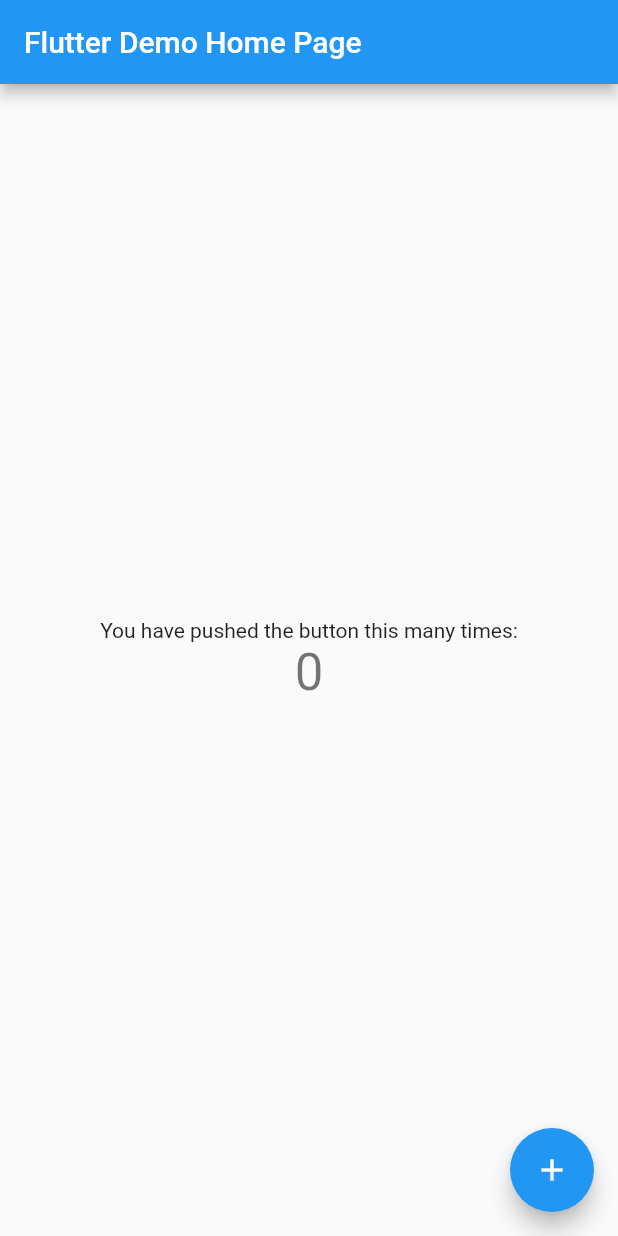
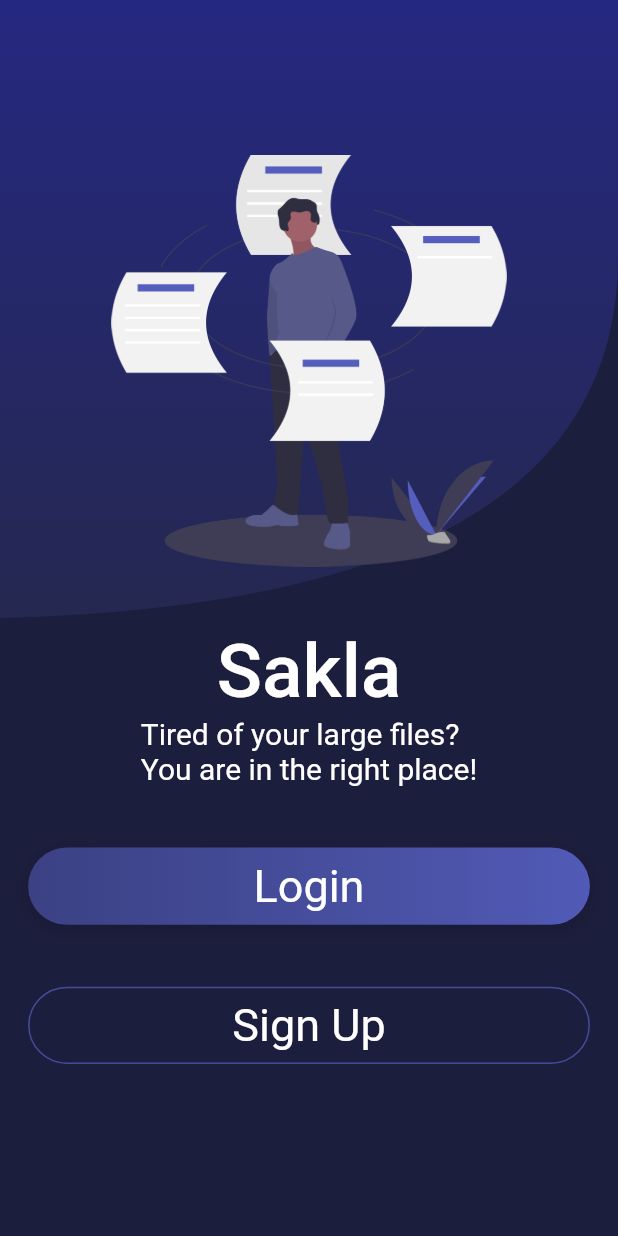
Before and after one commit to ferhatiltas/sakla-mobil, a Flutter app: the screen it shows after launch, on a phone screen of 412 x 824 dp. Run offline on Flutter 3.47's test engine with Material 2 defaults, Android fonts, the phone set to English and light mode, and no system bars.

Commit message:
add:splash screen

```diff
--- /dev/null
+++ b/analysis_options.yaml
@@ -0,0 +1 @@
+include: package:pedantic/analysis_options.yaml
--- /dev/null
+++ b/lib/core/components/bezier_container.dart
@@ -0,0 +1,50 @@
+import 'package:flutter/material.dart';
+
+class BezierContainer extends StatelessWidget {
+  @override
+  Widget build(BuildContext context) {
+    return Container(
+        child: Transform.rotate(
+      angle: 0,
+      child: ClipPath(
+        clipper: ClipPainter(),
+        child: Container(
+          height: MediaQuery.of(context).size.height * .5,
+          width: MediaQuery.of(context).size.width,
+          decoration: BoxDecoration(
+              gradient: LinearGradient(
+                  begin: Alignment.topCenter,
+                  end: Alignment.bottomCenter,
+                  colors: [Color(0xff252880), Color(0xff252850)])),
+        ),
+      ),
+    ));
+  }
+}
+
+class ClipPainter extends CustomClipper<Path> {
+  @override
+  Path getClip(Size size) {
+    var path = Path();
+    path.lineTo(0.0, size.height);
+
+    //var firstControlPoint = Offset(-10, size.height / -10);
+    //var firstEndPoint = Offset(size.width / 1.5, size.height / 1.3);
+    //path.quadraticBezierTo(firstControlPoint.dx, firstControlPoint.dy,
+    //    firstEndPoint.dx, firstEndPoint.dy);
+    var secondControlPoint = Offset(size.width, size.height - 10);
+    var secondEndPoint = Offset(size.width, size.height / 2.4);
+    path.quadraticBezierTo(secondControlPoint.dx, secondControlPoint.dy,
+        secondEndPoint.dx, secondEndPoint.dy);
+    path.lineTo(size.width, size.height);
+
+    path.lineTo(size.width, 0.0);
+    path.close();
+    return path;
+  }
+
+  @override
+  bool shouldReclip(CustomClipper<Path> oldClipper) {
+    return true;
+  }
+}
--- /dev/null
+++ b/lib/core/extension/context_extension.dart
@@ -0,0 +1,58 @@
+import 'dart:math';
+
+import 'package:flutter/material.dart';
+
+extension ContextExtension on BuildContext {
+  MediaQueryData get mediaQuery => MediaQuery.of(this);
+}
+
+extension MediaQueryExtension on BuildContext {
+  double get height => mediaQuery.size.height;
+  double get width => mediaQuery.size.width;
+
+  double get lowValue => height * 0.01;
+  double get normalValue => height * 0.02;
+  double get mediumValue => height * 0.04;
+  double get highValue => height * 0.1;
+}
+
+extension ThemeExtension on BuildContext {
+  ThemeData get theme => Theme.of(this);
+  TextTheme get textTheme => theme.textTheme;
+  ColorScheme get colors => theme.colorScheme;
+}
+
+extension PaddingExtensionAll on BuildContext {
+  EdgeInsets get paddingLow => EdgeInsets.all(lowValue);
+  EdgeInsets get paddingNormal => EdgeInsets.all(normalValue);
+  EdgeInsets get paddingMedium => EdgeInsets.all(mediumValue);
+  EdgeInsets get paddingHigh => EdgeInsets.all(highValue);
+}
+
+extension PaddingExtensionSymetric on BuildContext {
+  EdgeInsets get paddingLowVertical => EdgeInsets.symmetric(vertical: lowValue);
+  EdgeInsets get paddingNormalVertical =>
+      EdgeInsets.symmetric(vertical: normalValue);
+  EdgeInsets get paddingMediumVertical =>
+      EdgeInsets.symmetric(vertical: mediumValue);
+  EdgeInsets get paddingHighVertical =>
+      EdgeInsets.symmetric(vertical: highValue);
+
+  EdgeInsets get paddingLowHorizontal =>
+      EdgeInsets.symmetric(horizontal: lowValue);
+  EdgeInsets get paddingNormalHorizontal =>
+      EdgeInsets.symmetric(horizontal: normalValue);
+  EdgeInsets get paddingMediumHorizontal =>
+      EdgeInsets.symmetric(horizontal: mediumValue);
+  EdgeInsets get paddingHighHorizontal =>
+      EdgeInsets.symmetric(horizontal: highValue);
+}
+
+extension PageExtension on BuildContext {
+  Color get randomColor => Colors.primaries[Random().nextInt(17)];
+}
+
+extension DurationExtension on BuildContext {
+  Duration get lowDuration => Duration(milliseconds: 500);
+  Duration get normalDuration => Duration(seconds: 1);
+}
--- /dev/null
+++ b/lib/core/init/theme/theme.dart
@@ -0,0 +1,17 @@
+import 'dart:ui';
+
+import 'package:flutter/cupertino.dart';
+
+class Colors {
+  const Colors();
+
+  static const Color loginGradientStart = Color(0xff76dcf1);
+  static const Color loginGradientEnd = Color(0xff004755);
+
+  static const primaryGradient = LinearGradient(
+    colors: [loginGradientStart, loginGradientEnd],
+    stops: [0.0, 1.0],
+    begin: Alignment.topCenter,
+    end: Alignment.bottomCenter,
+  );
+}
--- a/lib/main.dart
+++ b/lib/main.dart
@@ -1,113 +1,20 @@
 import 'package:flutter/material.dart';
+import 'package:sakla/view/auth/splash_view.dart';
 
 void main() {
   runApp(MyApp());
 }
 
 class MyApp extends StatelessWidget {
-  // This widget is the root of your application.
   @override
   Widget build(BuildContext context) {
     return MaterialApp(
-      title: 'Flutter Demo',
+      debugShowCheckedModeBanner: false,
+      title: 'Sakla',
       theme: ThemeData(
-        // This is the theme of your application.
-        //
-        // Try running your application with "flutter run". You'll see the
-        // application has a blue toolbar. Then, without quitting the app, try
-        // changing the primarySwatch below to Colors.green and then invoke
-        // "hot reload" (press "r" in the console where you ran "flutter run",
-        // or simply save your changes to "hot reload" in a Flutter IDE).
-        // Notice that the counter didn't reset back to zero; the application
-        // is not restarted.
         primarySwatch: Colors.blue,
       ),
-      home: MyHomePage(title: 'Flutter Demo Home Page'),
+      home: SplshView(),
     );
   }
 }
-
-class MyHomePage extends StatefulWidget {
-  MyHomePage({Key? key, this.title}) : super(key: key);
-
-  // This widget is the home page of your application. It is stateful, meaning
-  // that it has a State object (defined below) that contains fields that affect
-  // how it looks.
-
-  // This class is the configuration for the state. It holds the values (in this
-  // case the title) provided by the parent (in this case the App widget) and
-  // used by the build method of the State. Fields in a Widget subclass are
-  // always marked "final".
-
-  final String? title;
-
-  @override
-  _MyHomePageState createState() => _MyHomePageState();
-}
-
-class _MyHomePageState extends State<MyHomePage> {
-  int _counter = 0;
-
-  void _incrementCounter() {
-    setState(() {
-      // This call to setState tells the Flutter framework that something has
-      // changed in this State, which causes it to rerun the build method below
-      // so that the display can reflect the updated values. If we changed
-      // _counter without calling setState(), then the build method would not be
-      // called again, and so nothing would appear to happen.
-      _counter++;
-    });
-  }
-
-  @override
-  Widget build(BuildContext context) {
-    // This method is rerun every time setState is called, for instance as done
-    // by the _incrementCounter method above.
-    //
-    // The Flutter framework has been optimized to make rerunning build methods
-    // fast, so that you can just rebuild anything that needs updating rather
-    // than having to individually change instances of widgets.
-    return Scaffold(
-      appBar: AppBar(
-        // Here we take the value from the MyHomePage object that was created by
-        // the App.build method, and use it to set our appbar title.
-        title: Text(widget.title!),
-      ),
-      body: Center(
-        // Center is a layout widget. It takes a single child and positions it
-        // in the middle of the parent.
-        child: Column(
-          // Column is also a layout widget. It takes a list of children and
-          // arranges them vertically. By default, it sizes itself to fit its
-          // children horizontally, and tries to be as tall as its parent.
-          //
-          // Invoke "debug painting" (press "p" in the console, choose the
-          // "Toggle Debug Paint" action from the Flutter Inspector in Android
-          // Studio, or the "Toggle Debug Paint" command in Visual Studio Code)
-          // to see the wireframe for each widget.
-          //
-          // Column has various properties to control how it sizes itself and
-          // how it positions its children. Here we use mainAxisAlignment to
-          // center the children vertically; the main axis here is the vertical
-          // axis because Columns are vertical (the cross axis would be
-          // horizontal).
-          mainAxisAlignment: MainAxisAlignment.center,
-          children: <Widget>[
-            Text(
-              'You have pushed the button this many times:',
-            ),
-            Text(
-              '$_counter',
-              style: Theme.of(context).textTheme.headline4,
-            ),
-          ],
-        ),
-      ),
-      floatingActionButton: FloatingActionButton(
-        onPressed: _incrementCounter,
-        tooltip: 'Increment',
-        child: Icon(Icons.add),
-      ), // This trailing comma makes auto-formatting nicer for build methods.
-    );
-  }
-}
--- /dev/null
+++ b/lib/view/auth/splash_view.dart
@@ -0,0 +1,122 @@
+import 'package:flutter/material.dart';
+
+import 'package:sakla/core/components/bezier_container.dart';
+import 'package:sakla/core/extension/context_extension.dart';
+
+class SplshView extends StatelessWidget {
+  @override
+  Widget build(BuildContext context) {
+    return Scaffold(
+      backgroundColor: Color(0xff1C1E3D),
+      body: Container(
+        height: context.height,
+        child: Stack(
+          children: [
+            Positioned(child: BezierContainer()),
+            Column(
+              children: [
+                SizedBox(
+                  height: context.height / 8,
+                ),
+                Center(
+                  child: Image.asset(
+                    'assets/image/splash.png',
+                    height: context.height / 3,
+                  ),
+                ),
+                SizedBox(
+                  height: context.height / 20,
+                ),
+                Text(
+                  'Sakla',
+                  style: TextStyle(
+                      color: Colors.white,
+                      fontSize: 50,
+                      fontWeight: FontWeight.w500),
+                ),
+                Text(
+                  'Tired of your large files?\nYou are in the right place!',
+                  style: TextStyle(
+                    color: Colors.white,
+                    fontSize: 20,
+                  ),
+                ),
+                SizedBox(
+                  height: context.height / 20,
+                ),
+                buildLoginButton(context),
+                SizedBox(
+                  height: context.height / 20,
+                ),
+                buildRegisterButton(context),
+              ],
+            )
+          ],
+        ),
+      ),
+    );
+  }
+
+  InkWell buildLoginButton(BuildContext context) {
+    return InkWell(
+      borderRadius: BorderRadius.circular(50),
+      onTap: () {},
+      child: Ink(
+        width: context.width / 1.1,
+        height: context.height / 16,
+        decoration: BoxDecoration(
+          gradient: LinearGradient(
+              begin: Alignment.centerLeft,
+              end: Alignment.centerRight,
+              colors: [Color(0xff3B4183), Color(0xff515AB6)]),
+          boxShadow: [
+            BoxShadow(
+              color: Colors.black.withOpacity(0.1),
+              spreadRadius: 3,
+              blurRadius: 7,
+              offset: Offset(0, 3),
+            ),
+          ],
+          color: Color(0xffED7917),
+          borderRadius: BorderRadius.circular(50),
+        ),
+        child: Center(
+          child: Text('Login',
+              style: TextStyle(fontSize: 30, color: Colors.white)),
+        ),
+      ),
+    );
+  }
+
+  InkWell buildRegisterButton(BuildContext context) {
+    return InkWell(
+      borderRadius: BorderRadius.circular(50),
+      onTap: () {},
+      child: Ink(
+        height: context.height / 16,
+        width: context.width / 1.1,
+        decoration: BoxDecoration(
+          border: Border.all(color: Color(0xff444C99)),
+          // gradient: LinearGradient(
+          //     begin: Alignment.centerLeft,
+          //     end: Alignment.centerRight,
+          //     colors: [Color(0xff3B4183), Color(0xff515AB6)]),
+          //boxShadow: [
+          //  BoxShadow(
+          //    color: Colors.black.withOpacity(0.1),
+          //    spreadRadius: 3,
+          //    blurRadius: 7,
+          //    offset: Offset(0, 3),
+          //  ),
+          //],
+          color: Colors.transparent,
+          borderRadius: BorderRadius.circular(50),
+        ),
+        child: Center(
+          child: Text('Sign Up',
+              style: TextStyle(fontSize: 30, color: Colors.white)),
+        ),
+      ),
+    );
+  }
+}
```
Also changed, not shown: pubspec.yaml (+14 -1 lines), assets/font/stcrmit.ttf (added), assets/image/png.png (added), assets/image/splash.png (added), assets/svg/splash.svg (added), pubspec.lock.
